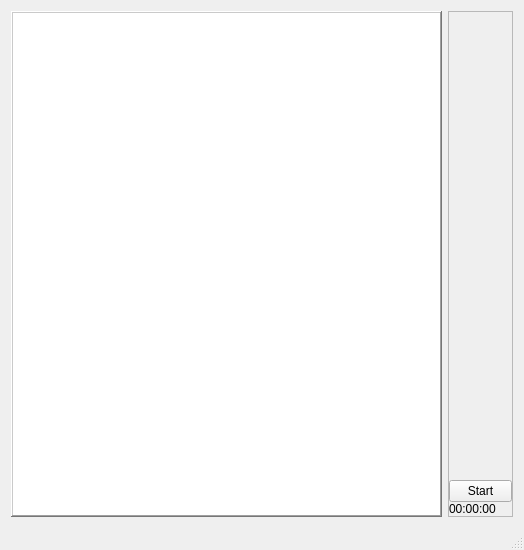
The window that mainwindow.ui (humbhenri/TimeTracker) describes before a commit, drawn with Qt 5.
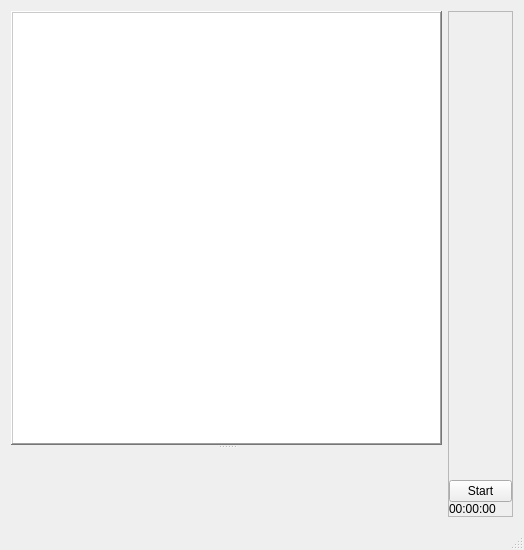
The same window after the commit. Icons and pictures are not drawn. Custom widgets are drawn as their Qt base class.

Commit message: project list and details

Patch:
```diff
--- a/mainwindow.ui
+++ b/mainwindow.ui
@@ -15,19 +15,6 @@
   </property>
   <widget class="QWidget" name="centralWidget">
    <layout class="QGridLayout" name="gridLayout">
-    <item row="0" column="0">
-     <widget class="QListView" name="projectsLst">
-      <property name="frameShape">
-       <enum>QFrame::WinPanel</enum>
-      </property>
-      <property name="frameShadow">
-       <enum>QFrame::Raised</enum>
-      </property>
-      <property name="lineWidth">
-       <number>3</number>
-      </property>
-     </widget>
-    </item>
     <item row="0" column="1">
      <widget class="QFrame" name="frame">
       <property name="minimumSize">
@@ -138,11 +125,45 @@
       </layout>
      </widget>
     </item>
+    <item row="0" column="0">
+     <widget class="QSplitter" name="splitter">
+      <property name="orientation">
+       <enum>Qt::Vertical</enum>
+      </property>
+      <widget class="QListView" name="projectLst">
+       <property name="frameShape">
+        <enum>QFrame::WinPanel</enum>
+       </property>
+       <property name="frameShadow">
+        <enum>QFrame::Raised</enum>
+       </property>
+       <property name="lineWidth">
+        <number>3</number>
+       </property>
+      </widget>
+      <widget class="ProjectWidget" name="projectWidget" native="true">
+       <property name="minimumSize">
+        <size>
+         <width>0</width>
+         <height>0</height>
+        </size>
+       </property>
+      </widget>
+     </widget>
+    </item>
    </layout>
   </widget>
   <widget class="QStatusBar" name="statusBar"/>
  </widget>
  <layoutdefault spacing="6" margin="11"/>
+ <customwidgets>
+  <customwidget>
+   <class>ProjectWidget</class>
+   <extends>QWidget</extends>
+   <header>projectwidget.h</header>
+   <container>1</container>
+  </customwidget>
+ </customwidgets>
  <resources>
   <include location="res.qrc"/>
  </resources>
```
The commit also changes 8 other files.
